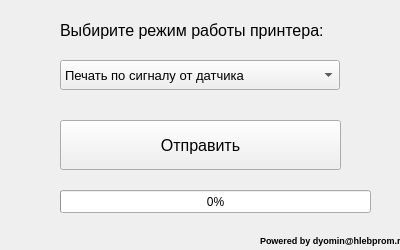
This is designe.ui in PavelDemin/sato as Qt 5 draws it before an edit. The edited form follows.
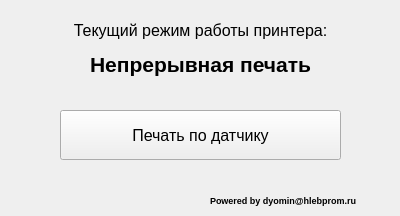
This is the edited form.

The edit to the form file:
```diff
--- a/designe.ui
+++ b/designe.ui
@@ -10,7 +10,7 @@
     <x>0</x>
     <y>0</y>
     <width>400</width>
-    <height>250</height>
+    <height>216</height>
    </rect>
   </property>
   <property name="windowTitle">
@@ -20,9 +20,9 @@
    <widget class="QLabel" name="label">
     <property name="geometry">
      <rect>
-      <x>60</x>
+      <x>10</x>
       <y>20</y>
-      <width>281</width>
+      <width>381</width>
       <height>21</height>
      </rect>
     </property>
@@ -32,42 +32,17 @@
      </font>
     </property>
     <property name="text">
-     <string>Выбирите режим работы принтера:</string>
+     <string>Текущий режим работы принтера:</string>
     </property>
-   </widget>
-   <widget class="QComboBox" name="comboBox">
-    <property name="geometry">
-     <rect>
-      <x>60</x>
-      <y>60</y>
-      <width>280</width>
-      <height>30</height>
-     </rect>
+    <property name="alignment">
+     <set>Qt::AlignCenter</set>
     </property>
-    <property name="font">
-     <font>
-      <pointsize>10</pointsize>
-     </font>
-    </property>
-    <property name="currentText">
-     <string>Печать по сигналу от датчика</string>
-    </property>
-    <item>
-     <property name="text">
-      <string>Печать по сигналу от датчика</string>
-     </property>
-    </item>
-    <item>
-     <property name="text">
-      <string>Непрерывная печать</string>
-     </property>
-    </item>
    </widget>
    <widget class="QPushButton" name="pushButton">
     <property name="geometry">
      <rect>
       <x>60</x>
-      <y>120</y>
+      <y>110</y>
       <width>281</width>
       <height>50</height>
      </rect>
@@ -78,15 +53,15 @@
      </font>
     </property>
     <property name="text">
-     <string>Отправить</string>
+     <string>Печать по датчику</string>
     </property>
    </widget>
    <widget class="QLabel" name="label_2">
     <property name="geometry">
      <rect>
-      <x>260</x>
-      <y>230</y>
-      <width>141</width>
+      <x>210</x>
+      <y>190</y>
+      <width>171</width>
       <height>20</height>
      </rect>
     </property>
@@ -107,17 +82,27 @@
      <bool>false</bool>
     </property>
    </widget>
-   <widget class="QProgressBar" name="progressBar">
+   <widget class="QLabel" name="label_3">
     <property name="geometry">
      <rect>
-      <x>60</x>
-      <y>190</y>
-      <width>311</width>
-      <height>23</height>
+      <x>10</x>
+      <y>49</y>
+      <width>381</width>
+      <height>31</height>
      </rect>
     </property>
-    <property name="value">
-     <number>0</number>
+    <property name="font">
+     <font>
+      <pointsize>16</pointsize>
+      <weight>75</weight>
+      <bold>true</bold>
+     </font>
+    </property>
+    <property name="text">
+     <string>Непрерывная печать</string>
+    </property>
+    <property name="alignment">
+     <set>Qt::AlignCenter</set>
     </property>
    </widget>
   </widget>
```
Left out of the diff: 19 changed lines with no effect on the pictures.
